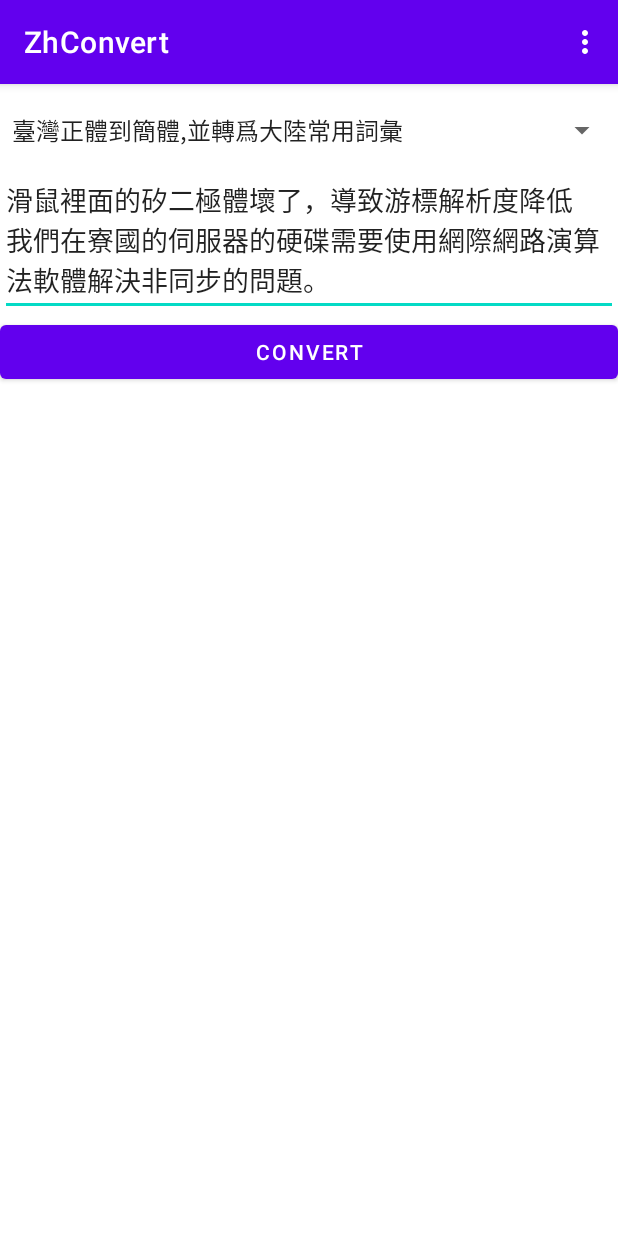
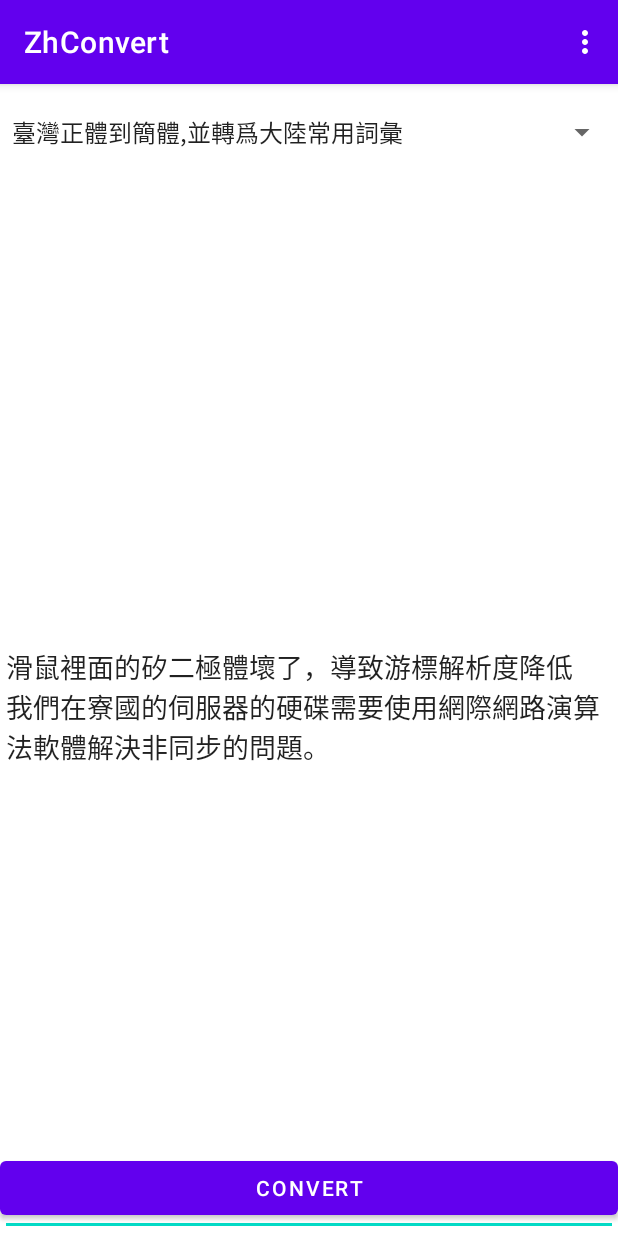
Before and after one commit to L-Ryland/ZhConvert, an Android app: the screen it shows after launch (MainActivity), on a phone screen of 412 x 824 dp. Run offline under Robolectric (Android 15) with nearby library versions, the light colour scheme and no system bars; libraries missing offline, so code that uses them is left out: com.zqc.opencc; 1 statement that could not run was skipped.

Commit message:
页面修改

```diff
--- a/app/src/main/AndroidManifest.xml
+++ b/app/src/main/AndroidManifest.xml
@@ -25,7 +25,7 @@
         <activity
                 android:name=".SettingsActivity"
                 android:label="Settings"
-                android:configChanges="locale"
+                android:configChanges="orientation|locale"
                 android:parentActivityName=".MainActivity">
             <intent-filter>
                 <category android:name="android.intent.category.DEFAULT"/>
--- a/app/src/main/java/com/rylandliu/zhconvert/MainActivity.java
+++ b/app/src/main/java/com/rylandliu/zhconvert/MainActivity.java
@@ -5,9 +5,13 @@ import static androidx.preference.PreferenceManager.getDefaultSharedPreferences;
 import android.content.Intent;
 import android.content.SharedPreferences;
 import android.os.Bundle;
-import android.os.LocaleList;
-import android.view.*;
-import android.widget.*;
+import android.view.Menu;
+import android.view.MenuItem;
+import android.view.View;
+import android.widget.AdapterView;
+import android.widget.ArrayAdapter;
+import android.widget.EditText;
+import android.widget.Spinner;
 
 import androidx.annotation.NonNull;
 import androidx.appcompat.app.AppCompatActivity;
@@ -16,16 +20,14 @@ import com.rylandliu.zhconvert.utils.ConfigUtils;
 import com.zqc.opencc.android.lib.ChineseConverter;
 import com.zqc.opencc.android.lib.ConversionType;
 
-import java.util.Locale;
-import java.util.ResourceBundle;
 import java.util.concurrent.ExecutorService;
 import java.util.concurrent.Executors;
 
 public class MainActivity extends AppCompatActivity {
 
+    final Intent intent = new Intent();
     ExecutorService executorService = Executors.newSingleThreadExecutor();
     private ConversionType currentConversionType = ConversionType.TW2SP;
-  final Intent intent = new Intent();
 
     //menu view
     @Override
@@ -52,7 +54,7 @@ public class MainActivity extends AppCompatActivity {
         SharedPreferences sharedPreferences = getDefaultSharedPreferences(getApplicationContext());
         String lang = sharedPreferences.getString("lang", "auto");
         // set lang
-    ConfigUtils.setLocale(getResources(),lang);
+        ConfigUtils.setLocale(getResources(), lang);
         setContentView(R.layout.activity_main);
 
         Spinner spinner = findViewById(R.id.spinner);
--- a/app/src/main/java/com/rylandliu/zhconvert/SettingsActivity.java
+++ b/app/src/main/java/com/rylandliu/zhconvert/SettingsActivity.java
@@ -27,8 +27,6 @@ import org.jetbrains.annotations.NotNull;
  * Settings Activity
  */
 public class SettingsActivity extends AppCompatActivity {
-
-
     private static final String TAG = "SettingsActivity";
 
     @Override
@@ -49,8 +47,7 @@ public class SettingsActivity extends AppCompatActivity {
     public void onConfigurationChanged(@NotNull Configuration newConfig) {
         super.onConfigurationChanged(newConfig);
         SharedPreferences sharedPreferences = getDefaultSharedPreferences(getApplicationContext());
-        String lang = sharedPreferences.getString("lang", "auto");
-        Log.d(TAG, "onConfigurationChanged: " + lang);
+        Log.d(TAG, "onConfigurationChanged: SettingsActive is true");
         getApplication().createConfigurationContext(newConfig);
     }
 
@@ -64,12 +61,12 @@ public class SettingsActivity extends AppCompatActivity {
                 Context context = getContext();
                 if (context != null) {
                     String lang = newValue.toString();
-                    if (this.getActivity() == null){
+                    if (this.getActivity() == null) {
                         Log.w(TAG, "switchLangListener: activity is null");
                         return false;
                     }
-                    boolean flag = ConfigUtils.setLocale(getResources() ,lang );
-                    if (flag){
+                    boolean flag = ConfigUtils.setLocale(getResources(), lang);
+                    if (flag) {
                         //restart app
                         Intent intent = new Intent(getActivity(), MainActivity.class);
                         intent.setFlags(Intent.FLAG_ACTIVITY_NEW_TASK | Intent.FLAG_ACTIVITY_CLEAR_TASK);
@@ -147,6 +144,7 @@ public class SettingsActivity extends AppCompatActivity {
         @Override
         public void onConfigurationChanged(@NonNull Configuration newConfig) {
             super.onConfigurationChanged(newConfig);
+            Log.d(TAG, "onConfigurationChanged: SettingsFragment is true");
         }
     }
 }
--- a/app/src/main/java/com/rylandliu/zhconvert/utils/ConfigUtils.java
+++ b/app/src/main/java/com/rylandliu/zhconvert/utils/ConfigUtils.java
@@ -1,7 +1,5 @@
 package com.rylandliu.zhconvert.utils;
 
-import android.app.Activity;
-import android.content.Intent;
 import android.content.res.Configuration;
 import android.content.res.Resources;
 import android.os.LocaleList;
--- a/app/src/main/res/layout/activity_main.xml
+++ b/app/src/main/res/layout/activity_main.xml
@@ -1,42 +1,45 @@
 <?xml version="1.0" encoding="utf-8"?>
-<androidx.constraintlayout.widget.ConstraintLayout
-        xmlns:android="http://schemas.android.com/apk/res/android"
-        xmlns:tools="http://schemas.android.com/tools"
-        xmlns:app="http://schemas.android.com/apk/res-auto"
-        android:layout_width="match_parent"
-        android:layout_height="wrap_content"
-        tools:context=".MainActivity">
+<androidx.constraintlayout.widget.ConstraintLayout xmlns:android="http://schemas.android.com/apk/res/android"
+    xmlns:app="http://schemas.android.com/apk/res-auto"
+    xmlns:tools="http://schemas.android.com/tools"
+    android:layout_width="match_parent"
+    android:layout_height="match_parent"
+    tools:context=".MainActivity">
 
     <LinearLayout
         android:layout_width="match_parent"
-        android:layout_height="wrap_content"
-        android:layout_marginTop="8dp"
-        android:layout_marginBottom="32dp"
-        android:orientation="vertical"
-        android:visibility="visible"
-        app:layout_constraintBottom_toBottomOf="parent"
-        app:layout_constraintEnd_toEndOf="parent"
-        app:layout_constraintStart_toStartOf="parent"
-        app:layout_constraintTop_toTopOf="parent">
+        android:layout_height="match_parent"
+        android:orientation="vertical">
 
         <Spinner
             android:id="@+id/spinner"
             android:layout_width="match_parent"
-            android:layout_height="46dp" />
+            android:layout_height="48dp"
+            android:layout_marginTop="8dp" />
 
         <EditText
             android:id="@+id/text"
             android:layout_width="match_parent"
-            android:layout_height="wrap_content"
-            android:layout_above="@+id/btn"
+            android:layout_height="match_parent"
             android:layout_below="@id/spinner"
+            android:layout_marginTop="8dp"
             android:text="@string/test_text" />
+
+    </LinearLayout>
+
+    <androidx.constraintlayout.widget.ConstraintLayout
+        android:layout_width="match_parent"
+        android:layout_height="match_parent"
+        app:layout_constraintBottom_toBottomOf="parent">
 
         <Button
             android:id="@+id/btn"
             android:layout_width="match_parent"
             android:layout_height="wrap_content"
             android:layout_alignParentBottom="true"
-            android:text="Convert" />
-    </LinearLayout>
+            android:layout_marginBottom="8dp"
+            android:text="Convert"
+            app:layout_constraintBottom_toBottomOf="parent" />
+    </androidx.constraintlayout.widget.ConstraintLayout>
+
 </androidx.constraintlayout.widget.ConstraintLayout>
```
Lines whose indentation alone changed are shown as unchanged.
